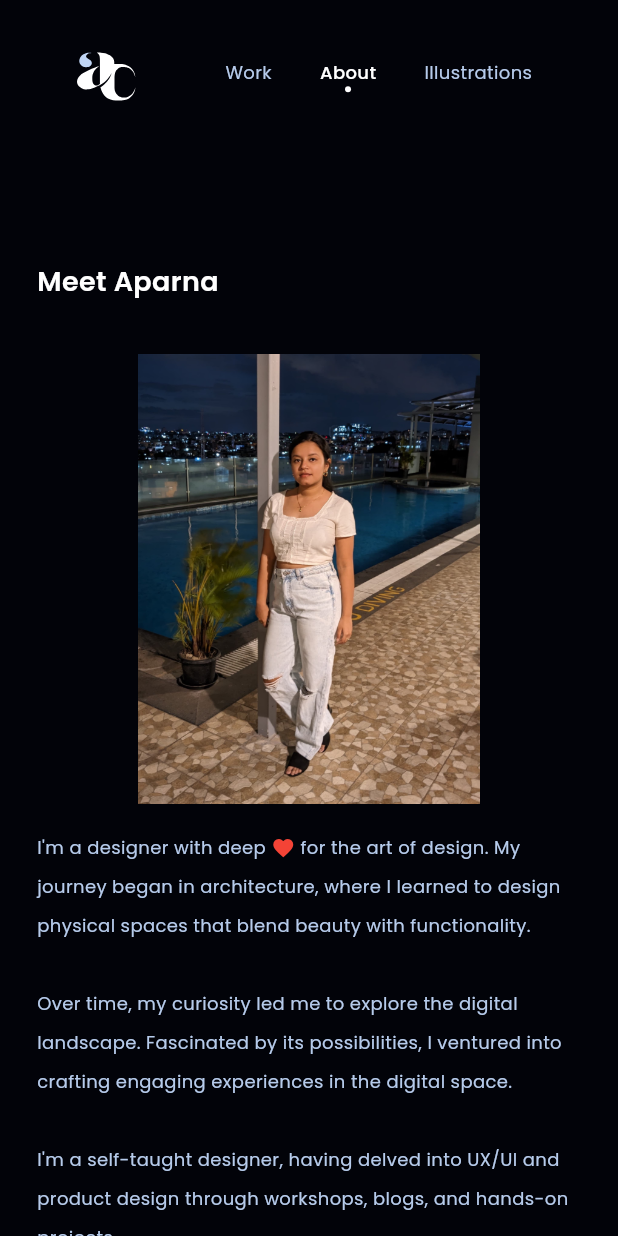
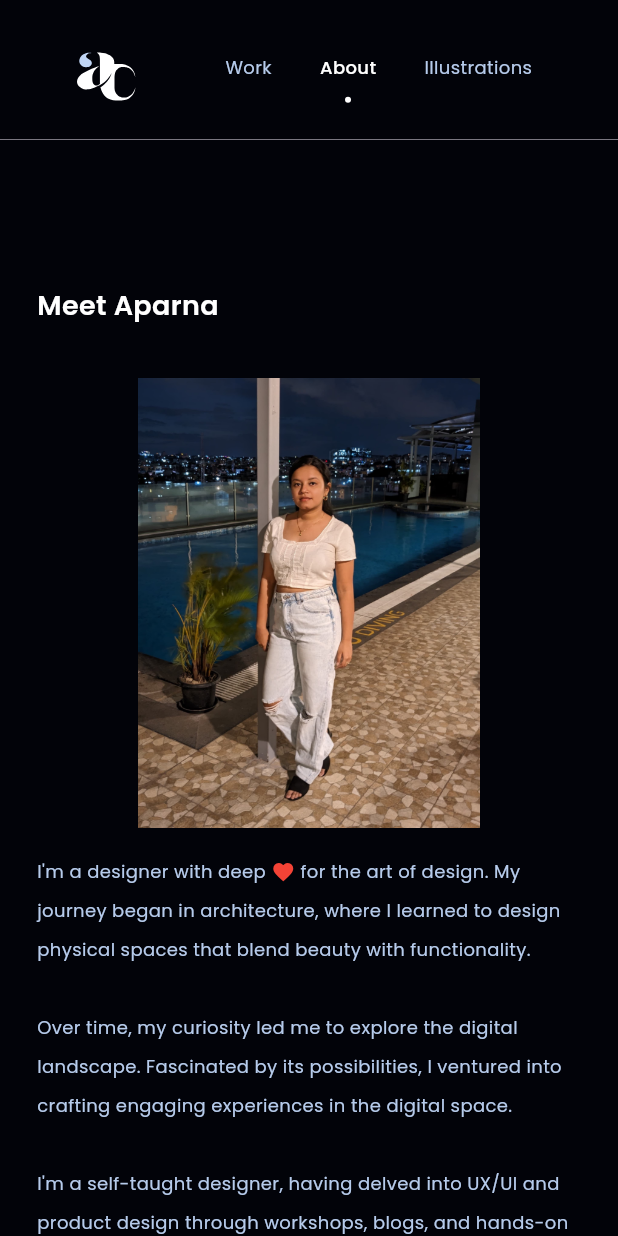
Before and after one commit to by-aparna/by-aparna.github.io, a Flutter app: the screen it shows after launch, after a tap on "About", on a phone screen of 412 x 824 dp. Run offline on Flutter 3.47's test engine with Material 3 defaults, Android fonts, the phone set to English and light mode, and no system bars; our stand-ins replace flutter_svg, google_fonts, responsive_framework; missing offline and left inert: animated_emoji.

Commit message:
removed hardcodings. and fixed card responsiveness

```diff
--- a/lib/res/color.dart
+++ b/lib/res/color.dart
@@ -7,4 +7,6 @@ class MyColors {
   static const secondaryTxtColor = Color(0xFFB6CBEB);
   static const bodyTxtColor = Color(0xFFA2B7D7);
   static const dividerColor = Color(0xFF878282);
+
+  static const highlightColor = Color(0xFF9C5FFF);
 }
--- a/lib/res/font_styles.dart
+++ b/lib/res/font_styles.dart
@@ -5,7 +5,7 @@ import '../view/utils/responsive.dart';
 
 class MyTxtStyles {
   static final TextStyle _headingTextStyle = GoogleFonts.poppins()
-      .copyWith(fontSize: 34, height: 2.0, fontWeight: FontWeight.w600);
+      .copyWith(fontSize: 34, height: 1.6, fontWeight: FontWeight.w600);
 
   static final TextStyle _primaryTextStyle = GoogleFonts.poppins()
       .copyWith(fontSize: 21, height: 2.0, fontWeight: FontWeight.w400);
--- a/lib/view/home/components/experience_card.dart
+++ b/lib/view/home/components/experience_card.dart
@@ -64,7 +64,7 @@ class _ExperienceCardState extends State<ExperienceCard>
       height: 500,
       width: MediaQuery.of(context).size.width * 0.76,
       child: ResponsiveRowColumn(
-        layout: Responsive.isLargeMobile(context)
+        layout: Responsive.isTablet(context)
             ? ResponsiveRowColumnType.COLUMN
             : ResponsiveRowColumnType.ROW,
         children: [
@@ -166,7 +166,7 @@ class _ExperienceCardState extends State<ExperienceCard>
                         duration: const Duration(milliseconds: 300),
                         padding: EdgeInsets.only(
                           right: Dimens.responsiveMargin(context),
-                          top: Dimens.responsiveMargin(context),
+                          top: Dimens.responsiveMargin(context) + 30,
                         ),
                         transform: Matrix4.identity()
                           ..scale(widget.isHovered ? 1.2 : 1.0),
--- a/lib/view/home/components/hoverbutton.dart
+++ b/lib/view/home/components/hoverbutton.dart
@@ -31,13 +31,13 @@ class _HoverCardButtonState extends State<HoverCardButton> {
           const RoundedRectangleBorder(
             borderRadius: BorderRadius.all(Radius.circular(10)),
             side: BorderSide(
-              color: Color(0xFF9C5FFF),
+              color: MyColors.highlightColor,
               width: 0.7,
             ),
           ),
         ),
         backgroundColor: WidgetStateProperty.all<Color>(
-          _isHovered ? const Color(0xFF9C5FFF) : Colors.transparent,
+          _isHovered ? MyColors.highlightColor : Colors.transparent,
         ),
       ),
       child: Padding(
@@ -47,7 +47,7 @@ class _HoverCardButtonState extends State<HoverCardButton> {
           style: MyTxtStyles.local_buttonTextStyle(context).copyWith(
             color: _isHovered
                 ? MyColors.secondaryBackground
-                : const Color(0xFF9C5FFF),
+                : MyColors.highlightColor,
             fontWeight: FontWeight.w600,
             fontSize: 20,
           ),
--- a/lib/view/home/home.dart
+++ b/lib/view/home/home.dart
@@ -48,8 +48,10 @@ class _HomePageState extends State<HomePage> {
                     ? MyColors.highlightTxtColor
                     : MyColors.secondaryTxtColor,
                 fontWeight: isSelected ? FontWeight.w500 : FontWeight.w400,
-                height: 0,
               ),
+            ),
+            const SizedBox(
+              height: 6,
             ),
             Container(
               width: 4,
@@ -127,6 +129,9 @@ class _HomePageState extends State<HomePage> {
         child: Column(
           children: [
             _headers(width),
+            const Divider(
+              thickness: 0.4,
+            ),
             Expanded(
               child: PageView.builder(
                 scrollDirection: Axis.vertical,
--- a/lib/view/home/pages/work.dart
+++ b/lib/view/home/pages/work.dart
@@ -66,16 +66,15 @@ class _WorkState extends State<Work> with SingleTickerProviderStateMixin {
           onHover: (_) => setState(() => _txtHovered = true),
           onExit: (_) => setState(() => _txtHovered = false),
           child: Text(
-            'Aparna Chatterjee.',
+            ' Aparna Chatterjee.  ',
             style: MyTxtStyles.local_headingStyle(context)
                 .copyWith(
                     color: MyColors.secondaryTxtColor,
-                    fontWeight: FontWeight.w700)
+                    fontWeight: FontWeight.bold)
                 .underlined(
                     distance: 4,
-                    style: TextDecorationStyle.dashed,
                     color: _txtHovered
-                        ? Color(0xFF9C5FFF)
+                        ? MyColors.highlightColor
                         : MyColors.secondaryTxtColor),
           ),
         ),
@@ -99,7 +98,7 @@ class _WorkState extends State<Work> with SingleTickerProviderStateMixin {
         crossAxisAlignment: CrossAxisAlignment.start,
         children: [
           Wrap(
-            crossAxisAlignment: WrapCrossAlignment.start,
+            crossAxisAlignment: WrapCrossAlignment.end,
             alignment: WrapAlignment.start,
             children: [
               Padding(
@@ -110,13 +109,13 @@ class _WorkState extends State<Work> with SingleTickerProviderStateMixin {
               _helloText(),
             ],
           ),
-          const SizedBox(height: Dimens.defaultPadding),
+          const SizedBox(height: 30),
           Text(
             Strings.intro_prof,
             style: MyTxtStyles.local_headingStyle(context)
                 .copyWith(color: MyColors.highlightTxtColor),
           ),
-          const SizedBox(height: Dimens.defaultPadding),
+          const SizedBox(height: 40),
           Text(
             Strings.intro_loc,
             style: MyTxtStyles.local_primaryTextStyle(context)
--- a/lib/view/utils/textstyle.dart
+++ b/lib/view/utils/textstyle.dart
@@ -1,5 +1,6 @@
 import 'dart:ui';
 
+import 'package:aparna_chatterjee/res/color.dart';
 import 'package:flutter/material.dart';
 
 extension TextStyleX on TextStyle {
@@ -10,12 +11,12 @@ extension TextStyleX on TextStyle {
     Color? color,
     double distance = 1,
     double thickness = 1,
-    TextDecorationStyle style = TextDecorationStyle.solid,
+    TextDecorationStyle style = TextDecorationStyle.dashed,
   }) {
     return copyWith(
       shadows: [
         Shadow(
-          color: this.color ?? Colors.black,
+          color: this.color ?? MyColors.highlightTxtColor,
           offset: Offset(0, -distance),
         )
       ],
```
Also changed, not shown: lib/view/utils/responsive.dart (+3 -33 lines).
